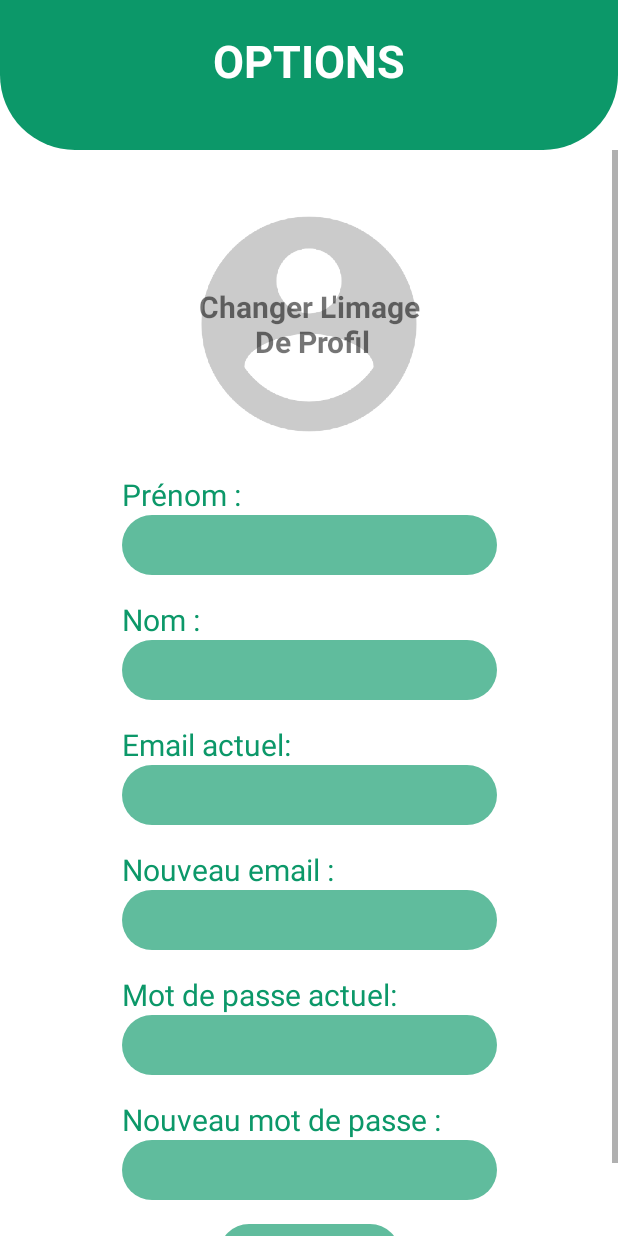
After one commit to PixelDream/PTS3, an Android app: the layout fragment_setting.xml on its own in the app's theme, with its tools: preview values and no code run, on a phone screen of 412 x 824 dp. The commit adds this screen. Run offline under Robolectric (Android 15) with nearby library versions, the phone set to English and light mode, and no system bars.

Commit message:
Finish settings

```diff
--- a/app/build.gradle
+++ b/app/build.gradle
@@ -68,6 +68,7 @@ android {
 
 dependencies {
 
+
     implementation 'androidx.appcompat:appcompat:1.3.1'
     implementation 'com.google.android.material:material:1.4.0'
     implementation 'androidx.constraintlayout:constraintlayout:2.1.0'
@@ -83,6 +84,7 @@ dependencies {
 
     implementation 'org.jetbrains:annotations:15.0'
     implementation 'androidx.legacy:legacy-support-v4:1.0.0'
+    implementation 'com.google.firebase:firebase-storage:20.0.0'
 
     testImplementation 'junit:junit:4.+'
     androidTestImplementation 'androidx.test.ext:junit:1.1.3'
--- a/app/src/main/AndroidManifest.xml
+++ b/app/src/main/AndroidManifest.xml
@@ -3,6 +3,8 @@
     package="fr.iut.monpotager">
 
     <uses-permission android:name="android.permission.INTERNET"/>
+    <uses-permission android:name="android.permission.WRITE_EXTERNAL_STORAGE"/>
+    <uses-permission android:name="android.permission.READ_EXTERNAL_STORAGE" />
 
     <application
         android:allowBackup="true"
--- a/app/src/main/java/fr/iut/monpotager/controller/fragment/search/SearchFragment.java
+++ b/app/src/main/java/fr/iut/monpotager/controller/fragment/search/SearchFragment.java
@@ -3,7 +3,6 @@ package fr.iut.monpotager.controller.fragment.search;
 import android.os.Bundle;
 import android.text.Editable;
 import android.text.TextWatcher;
-import android.util.Log;
 import android.view.LayoutInflater;
 import android.view.View;
 import android.view.ViewGroup;
--- /dev/null
+++ b/app/src/main/res/layout/fragment_setting.xml
@@ -0,0 +1,293 @@
+<?xml version="1.0" encoding="utf-8"?>
+<RelativeLayout xmlns:android="http://schemas.android.com/apk/res/android"
+    xmlns:app="http://schemas.android.com/apk/res-auto"
+    xmlns:tools="http://schemas.android.com/tools"
+    android:id="@+id/page"
+    android:layout_width="match_parent"
+    android:layout_height="match_parent">
+
+    <View
+        android:id="@+id/header"
+        android:layout_width="match_parent"
+        android:layout_height="100dp"
+        android:background="@drawable/header" />
+
+    <TextView
+        android:layout_width="match_parent"
+        android:layout_height="114dp"
+        android:layout_marginTop="20dp"
+        android:gravity="center_horizontal"
+        android:text="OPTIONS"
+        android:textAlignment="center"
+        android:textColor="@color/white"
+        android:textSize="30sp"
+        android:textStyle="bold" />
+
+    <ScrollView
+        android:layout_width="match_parent"
+        android:layout_height="match_parent"
+        android:layout_below="@id/header"
+        android:layout_centerInParent="true">
+
+        <androidx.constraintlayout.widget.ConstraintLayout
+            android:id="@+id/relative"
+            android:layout_width="match_parent"
+            android:layout_height="wrap_content"
+            android:layout_marginTop="16dp">
+
+            <ImageView
+                android:id="@+id/imageProfile"
+                android:layout_width="200dp"
+                android:layout_height="200dp"
+                android:layout_below="@+id/relative"
+                android:layout_centerHorizontal="true"
+                android:alpha="0.2"
+                android:src="@drawable/profil"
+                app:layout_constraintBottom_toTopOf="@+id/nom"
+                app:layout_constraintEnd_toEndOf="parent"
+                app:layout_constraintStart_toStartOf="parent"
+                app:layout_constraintTop_toTopOf="parent"
+                tools:ignore="MissingConstraints" />
+
+            <TextView
+                android:layout_width="wrap_content"
+                android:layout_height="wrap_content"
+                android:layout_below="@+id/relative"
+                android:layout_centerHorizontal="true"
+                android:gravity="center_horizontal"
+                android:text="Changer L'image\n De Profil"
+                android:textAlignment="center"
+                android:textSize="20sp"
+                android:textStyle="bold"
+                app:layout_constraintBottom_toBottomOf="@+id/imageProfile"
+                app:layout_constraintEnd_toEndOf="@+id/imageProfile"
+                app:layout_constraintStart_toStartOf="@+id/imageProfile"
+                app:layout_constraintTop_toTopOf="@+id/imageProfile"
+                tools:ignore="MissingConstraints" />
+
+
+            <TextView
+                android:id="@+id/nom"
+                android:layout_width="wrap_content"
+                android:layout_height="wrap_content"
+                android:layout_below="@+id/imageProfile"
+                android:layout_marginTop="16dp"
+                android:text="Prénom :"
+                android:textColor="@color/green"
+                android:textSize="20sp"
+                app:layout_constraintBottom_toTopOf="@+id/nom2"
+                app:layout_constraintStart_toStartOf="@+id/nom2"
+                tools:ignore="MissingConstraints,NotSibling" />
+
+            <EditText
+
+                android:id="@+id/nom2"
+                android:layout_width="wrap_content"
+                android:layout_height="40dp"
+                android:layout_below="@+id/nom"
+                android:layout_centerHorizontal="true"
+                android:layout_marginBottom="16dp"
+                android:width="250dp"
+                android:background="@drawable/input_light"
+                android:drawablePadding="10dp"
+                android:drawableTint="@color/white"
+                android:inputType="textPersonName"
+                android:paddingVertical="9dp"
+                android:paddingLeft="10dp"
+                android:textColor="@color/white_65"
+                android:textColorHint="@color/white_65"
+                app:layout_constraintBottom_toTopOf="@+id/prenom"
+                app:layout_constraintEnd_toEndOf="parent"
+                app:layout_constraintHorizontal_bias="0.5"
+                app:layout_constraintStart_toStartOf="parent"
+                tools:ignore="MissingConstraints" />
+
+            <TextView
+                android:id="@+id/prenom"
+                android:layout_width="wrap_content"
+                android:layout_height="wrap_content"
+                android:layout_below="@+id/nom2"
+                android:text="Nom :"
+                android:textColor="@color/green"
+                android:textSize="20sp"
+                app:layout_constraintBottom_toTopOf="@+id/prenom2"
+                app:layout_constraintStart_toStartOf="@+id/prenom2"
+                tools:ignore="MissingConstraints" />
+
+            <EditText
+                android:id="@+id/prenom2"
+                android:layout_width="wrap_content"
+                android:layout_height="40dp"
+                android:layout_below="@+id/prenom"
+                android:layout_centerHorizontal="true"
+                android:layout_marginBottom="16dp"
+                android:width="250dp"
+                android:background="@drawable/input_light"
+                android:drawablePadding="10dp"
+                android:drawableTint="@color/white"
+                android:inputType="textPersonName"
+                android:paddingVertical="9dp"
+                android:paddingLeft="10dp"
+                android:textColor="@color/white_65"
+                android:textColorHint="@color/white_65"
+                app:layout_constraintBottom_toTopOf="@+id/emailActual"
+                app:layout_constraintEnd_toEndOf="parent"
+                app:layout_constraintStart_toStartOf="parent"
+                tools:ignore="MissingConstraints" />
+
+            <TextView
+                android:id="@+id/emailActual"
+                android:layout_width="wrap_content"
+                android:layout_height="wrap_content"
+                android:layout_below="@+id/prenom2"
+                android:text="Email actuel:"
+                android:textColor="@color/green"
+                android:textSize="20sp"
+                app:layout_constraintBottom_toTopOf="@+id/emailActual2"
+                app:layout_constraintStart_toStartOf="@+id/emailActual2"
+                tools:ignore="MissingConstraints" />
+
+            <EditText
+                android:id="@+id/emailActual2"
+                android:layout_width="wrap_content"
+                android:layout_height="40dp"
+                android:layout_below="@+id/email"
+                android:layout_centerHorizontal="true"
+                android:layout_marginBottom="16dp"
+                android:width="250dp"
+                android:background="@drawable/input_light"
+                android:drawablePadding="10dp"
+                android:drawableTint="@color/white"
+                android:inputType="textEmailAddress"
+                android:paddingVertical="9dp"
+                android:paddingLeft="10dp"
+                android:textColor="@color/white_65"
+                android:textColorHint="@color/white_65"
+                app:layout_constraintBottom_toTopOf="@+id/email"
+                app:layout_constraintEnd_toEndOf="parent"
+                app:layout_constraintStart_toStartOf="parent"
+                tools:ignore="MissingConstraints" />
+
+            <TextView
+                android:id="@+id/email"
+                android:layout_width="wrap_content"
+                android:layout_height="wrap_content"
+                android:layout_below="@+id/prenom2"
+                android:text="Nouveau email :"
+                android:textColor="@color/green"
+                android:textSize="20sp"
+                app:layout_constraintBottom_toTopOf="@+id/email2"
+                app:layout_constraintStart_toStartOf="@+id/email2"
+                tools:ignore="MissingConstraints" />
+            <EditText
+                android:id="@+id/email2"
+                android:layout_width="wrap_content"
+                android:layout_height="40dp"
+                android:layout_below="@+id/email"
+                android:layout_centerHorizontal="true"
+                android:layout_marginBottom="16dp"
+                android:width="250dp"
+                android:background="@drawable/input_light"
+                android:drawablePadding="10dp"
+                android:drawableTint="@color/white"
+                android:inputType="textEmailAddress"
+                android:paddingVertical="9dp"
+                android:paddingLeft="10dp"
+                android:textColor="@color/white_65"
+                android:textColorHint="@color/white_65"
+                app:layout_constraintBottom_toTopOf="@+id/mdpActual"
+                app:layout_constraintEnd_toEndOf="parent"
+                app:layout_constraintStart_toStartOf="parent"
+                tools:ignore="MissingConstraints" />
+
+            <TextView
+                android:id="@+id/mdpActual"
+                android:layout_width="wrap_content"
+                android:layout_height="wrap_content"
+                android:layout_below="@+id/email2"
+                android:text="Mot de passe actuel:"
+                android:textColor="@color/green"
+                android:textSize="20sp"
+                app:layout_constraintBottom_toTopOf="@+id/mdpActual2"
+                app:layout_constraintStart_toStartOf="@+id/mdpActual2"
+                tools:ignore="MissingConstraints" />
+
+            <EditText
+                android:id="@+id/mdpActual2"
+                android:layout_width="wrap_content"
+                android:layout_height="40dp"
+                android:layout_below="@+id/mdp"
+                android:layout_centerHorizontal="true"
+                android:layout_marginBottom="16dp"
+                android:width="250dp"
+                android:background="@drawable/input_light"
+                android:drawablePadding="10dp"
+                android:drawableTint="@color/white"
+                android:inputType="textPassword"
+                android:paddingVertical="9dp"
+                android:paddingLeft="10dp"
+                android:textColor="@color/white_65"
+                android:textColorHint="@color/white_65"
+                app:layout_constraintBottom_toTopOf="@+id/mdp"
+                app:layout_constraintEnd_toEndOf="parent"
+                app:layout_constraintStart_toStartOf="parent"
+                tools:ignore="MissingConstraints" />
+
+
+
+            <TextView
+                android:id="@+id/mdp"
+                android:layout_width="wrap_content"
+                android:layout_height="wrap_content"
+                android:layout_below="@+id/email2"
+                android:text="Nouveau mot de passe :"
+                android:textColor="@color/green"
+                android:textSize="20sp"
+                app:layout_constraintBottom_toTopOf="@+id/mdp2"
+                app:layout_constraintStart_toStartOf="@+id/mdp2"
+                tools:ignore="MissingConstraints" />
+
+            <EditText
+                android:id="@+id/mdp2"
+                android:layout_width="wrap_content"
+                android:layout_height="40dp"
+                android:layout_below="@+id/mdp"
+                android:layout_centerHorizontal="true"
+                android:layout_marginBottom="16dp"
+                android:width="250dp"
+                android:background="@drawable/input_light"
+                android:drawablePadding="10dp"
+                android:drawableTint="@color/white"
+                android:inputType="textPassword"
+                android:paddingVertical="9dp"
+                android:paddingLeft="10dp"
+                android:textColor="@color/white_65"
+                android:textColorHint="@color/white_65"
+                app:layout_constraintBottom_toTopOf="@+id/passwordButton"
+                app:layout_constraintEnd_toEndOf="parent"
+                app:layout_constraintStart_toStartOf="parent"
+                tools:ignore="MissingConstraints" />
+
+            <Button
+                android:id="@+id/passwordButton"
+                android:layout_width="wrap_content"
+                android:layout_height="40dp"
+                android:layout_below="@+id/mdp2"
+                android:layout_centerHorizontal="true"
+                android:layout_marginBottom="20dp"
+                android:height="2dp"
+                android:background="@drawable/input"
+                android:paddingHorizontal="25dp"
+                android:text="Envoyer"
+                android:textColor="@color/white"
+                app:backgroundTint="#A60C9869"
+                app:layout_constraintBottom_toBottomOf="parent"
+                app:layout_constraintEnd_toEndOf="parent"
+                app:layout_constraintStart_toStartOf="parent"
+                tools:ignore="MissingConstraints" />
+
+
+        </androidx.constraintlayout.widget.ConstraintLayout>
+
+    </ScrollView>
+</RelativeLayout>
--- a/build.gradle
+++ b/build.gradle
@@ -5,7 +5,7 @@ buildscript {
         mavenCentral()
     }
     dependencies {
-        classpath "com.android.tools.build:gradle:4.2.2"
+        classpath 'com.android.tools.build:gradle:7.0.2'
         classpath 'com.google.gms:google-services:4.3.10'
         // NOTE: Do not place your application dependencies here; they belong
         // in the individual module build.gradle files
```
Also changed, not shown: app/src/main/java/fr/iut/monpotager/controller/MainActivity.java (+17 -9 lines), app/src/main/java/fr/iut/monpotager/controller/fragment/SettingFragment.java (added, +149 -0 lines), app/src/main/java/fr/iut/monpotager/manager/UserManager.java (+22 -0 lines), app/src/main/java/fr/iut/monpotager/repository/UserRepository.java (+155 -0 lines), gradle/wrapper/gradle-wrapper.properties, 1 other file.
